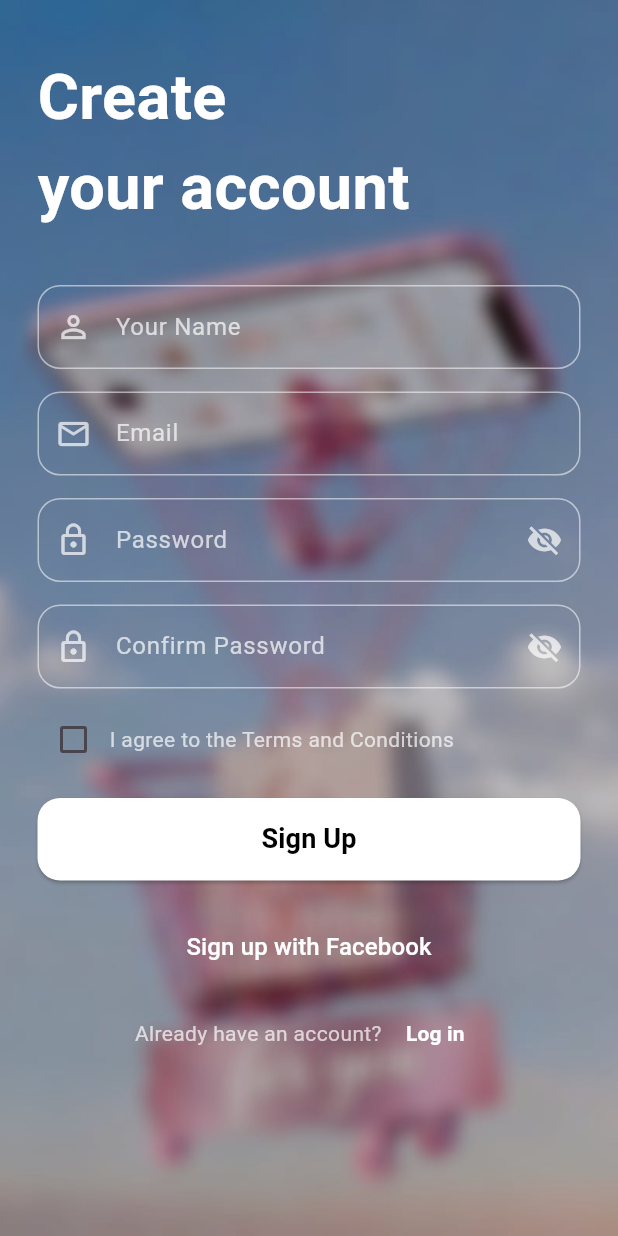
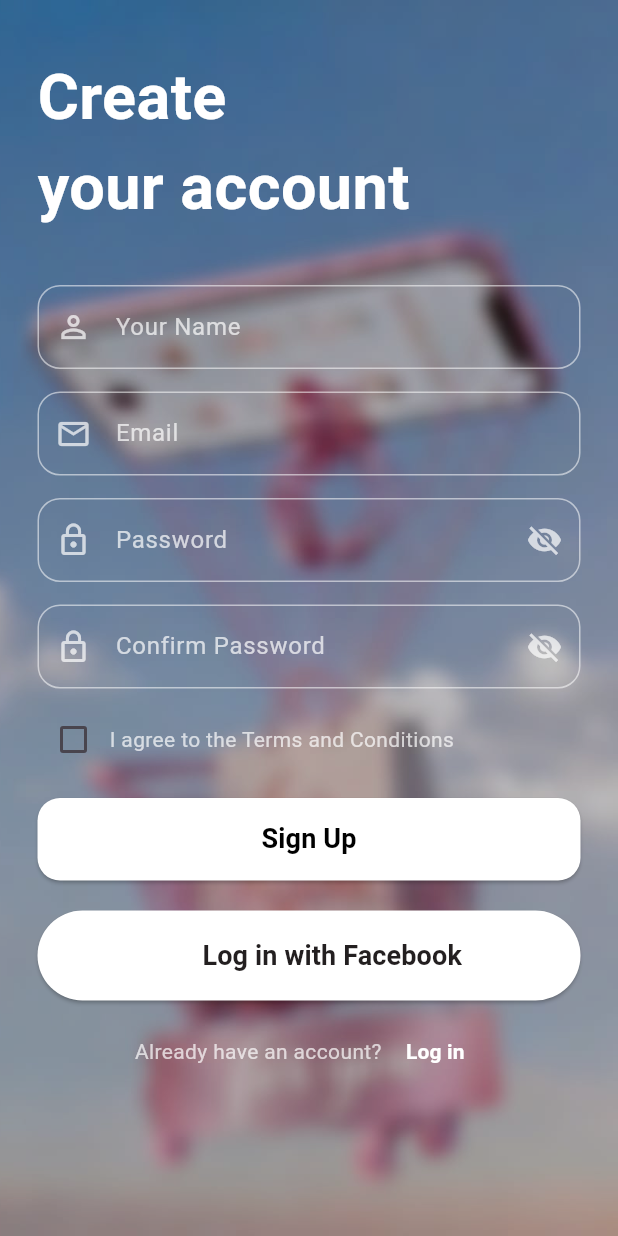
Before and after one commit to demiana-sameh/e_commarce_app, a Flutter app: the screen it shows after launch, on a phone screen of 412 x 824 dp. Run offline on Flutter 3.47's test engine with Material 3 defaults, Android fonts, the phone set to English and light mode, and no system bars; our stand-ins replace dio.

Commit message:
create_account_page.dart

```diff
--- a/lib/create_account_page.dart
+++ b/lib/create_account_page.dart
@@ -1,3 +1,4 @@
+import 'package:e_commarce_app/constants/app_colors.dart';
 import 'package:flutter/material.dart';
 import 'servieces/auth_service.dart';
 
@@ -109,9 +110,8 @@ class _CreateAccountPageState extends State<CreateAccountPage> {
       body: SafeArea(
         child: Stack(
           children: [
-
-            //=========================
-            //الصوره فى الخلف
+            // =========================
+            // الصورة في الخلف تمامًا
             // =========================
             Positioned.fill(
               child: Image.asset(
@@ -363,15 +363,38 @@ class _CreateAccountPageState extends State<CreateAccountPage> {
                     const SizedBox(height: 20),
 
                     // Facebook
-                    Center(
-                      child: TextButton(
+                    SizedBox(
+                      width: double.infinity,
+                      height: 60,
+                      child: ElevatedButton(
                         onPressed: () {},
-                        child: const Text(
-                          'Sign up with Facebook',
-                          style: TextStyle(
-                            color: Colors.white,
-                            fontSize: 16,
+                        style: ElevatedButton.styleFrom(
+                          backgroundColor: Colors.white,
+                          foregroundColor: AppColors.dark,
+                          shape: RoundedRectangleBorder(
+                            borderRadius: BorderRadius.circular(35),
                           ),
+                        ),
+                        child: Row(
+                          mainAxisAlignment: MainAxisAlignment.center,
+                          children: [
+                            Text(
+                              'f',
+                              style: TextStyle(
+                                fontSize: 30,
+                                fontWeight: FontWeight.bold,
+                                color: Colors.white,
+                              ),
+                            ),
+                            SizedBox(width: 20),
+                            Text(
+                              'Log in with Facebook',
+                              style: TextStyle(
+                                fontSize: 18,
+                                fontWeight: FontWeight.bold,
+                              ),
+                            ),
+                          ],
                         ),
                       ),
                     ),
```
